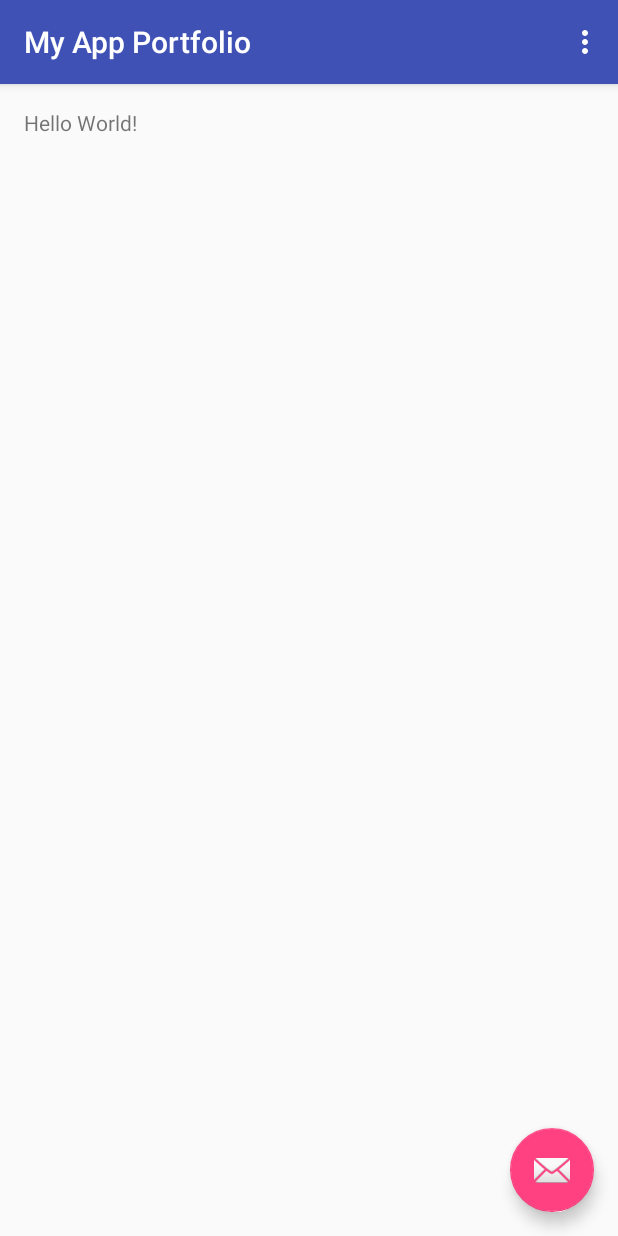
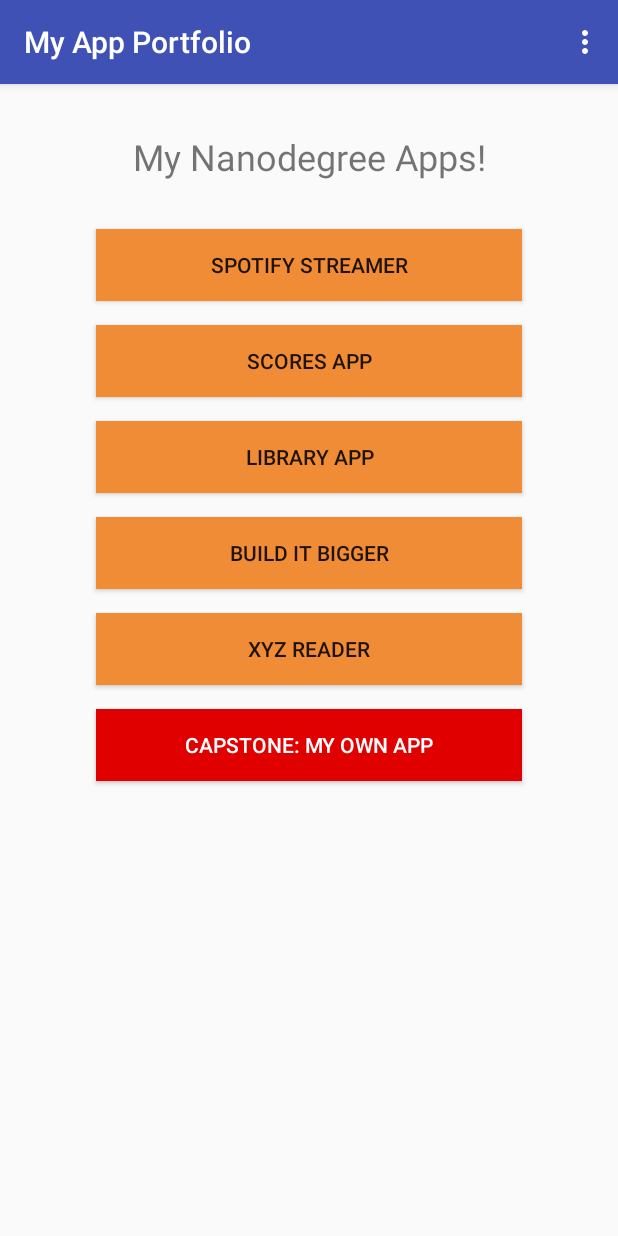
Before and after one commit to jbfoster/MyAppPortfolio, an Android app: the screen it shows after launch (MainActivity), on a phone screen of 412 x 824 dp. Run offline under Robolectric (Android 15) with nearby library versions, the phone set to English and light mode, and no system bars.

Commit message:
Project working with layout and toast messages for each button

```diff
--- a/app/src/main/java/com/example/android/myappportfolio/MainActivity.java
+++ b/app/src/main/java/com/example/android/myappportfolio/MainActivity.java
@@ -1,13 +1,12 @@
 package com.example.android.myappportfolio;
 
 import android.os.Bundle;
-import android.support.design.widget.FloatingActionButton;
-import android.support.design.widget.Snackbar;
 import android.support.v7.app.AppCompatActivity;
 import android.support.v7.widget.Toolbar;
-import android.view.View;
 import android.view.Menu;
 import android.view.MenuItem;
+import android.view.View;
+import android.widget.Toast;
 
 public class MainActivity extends AppCompatActivity {
 
@@ -18,14 +17,6 @@ public class MainActivity extends AppCompatActivity {
         Toolbar toolbar = (Toolbar) findViewById(R.id.toolbar);
         setSupportActionBar(toolbar);
 
-        FloatingActionButton fab = (FloatingActionButton) findViewById(R.id.fab);
-        fab.setOnClickListener(new View.OnClickListener() {
-            @Override
-            public void onClick(View view) {
-                Snackbar.make(view, "Replace with your own action", Snackbar.LENGTH_LONG)
-                        .setAction("Action", null).show();
-            }
-        });
     }
 
     @Override
@@ -49,4 +40,30 @@ public class MainActivity extends AppCompatActivity {
 
         return super.onOptionsItemSelected(item);
     }
+
+    public void spotifyToast (View view) {
+        Toast.makeText(this, getString(R.string.spotify_toast_text), Toast.LENGTH_SHORT).show();
+        }
+
+    public void scoresToast (View view) {
+        Toast.makeText(this, getString(R.string.scores_toast_text), Toast.LENGTH_SHORT).show();
+    }
+
+    public void libraryToast (View view) {
+        Toast.makeText(this, getString(R.string.library_toast_text), Toast.LENGTH_SHORT).show();
+    }
+
+    public void buildToast (View view) {
+        Toast.makeText(this, getString(R.string.build_toast_text), Toast.LENGTH_SHORT).show();
+    }
+
+    public void xyzToast (View view) {
+        Toast.makeText(this, getString(R.string.xyz_toast_text), Toast.LENGTH_SHORT).show();
+    }
+
+    public void capstoneToast (View view) {
+        Toast.makeText(this, getString(R.string.capstone_toast_text), Toast.LENGTH_SHORT).show();
+    }
+
+
 }
--- a/app/src/main/res/layout/activity_main.xml
+++ b/app/src/main/res/layout/activity_main.xml
@@ -23,12 +23,5 @@
 
     <include layout="@layout/content_main" />
 
-    <android.support.design.widget.FloatingActionButton
-        android:id="@+id/fab"
-        android:layout_width="wrap_content"
-        android:layout_height="wrap_content"
-        android:layout_gravity="bottom|end"
-        android:layout_margin="@dimen/fab_margin"
-        android:src="@android:drawable/ic_dialog_email" />
 
 </android.support.design.widget.CoordinatorLayout>
--- a/app/src/main/res/layout/content_main.xml
+++ b/app/src/main/res/layout/content_main.xml
@@ -1,19 +1,54 @@
 <?xml version="1.0" encoding="utf-8"?>
-<RelativeLayout xmlns:android="http://schemas.android.com/apk/res/android"
+<LinearLayout xmlns:android="http://schemas.android.com/apk/res/android"
     xmlns:app="http://schemas.android.com/apk/res-auto"
     xmlns:tools="http://schemas.android.com/tools"
     android:layout_width="match_parent"
     android:layout_height="match_parent"
-    android:paddingBottom="@dimen/activity_vertical_margin"
-    android:paddingLeft="@dimen/activity_horizontal_margin"
-    android:paddingRight="@dimen/activity_horizontal_margin"
-    android:paddingTop="@dimen/activity_vertical_margin"
+    android:orientation="vertical"
     app:layout_behavior="@string/appbar_scrolling_view_behavior"
     tools:context="com.example.android.myappportfolio.MainActivity"
     tools:showIn="@layout/activity_main">
 
     <TextView
-        android:layout_width="wrap_content"
+        android:layout_width="match_parent"
         android:layout_height="wrap_content"
-        android:text="Hello World!" />
-</RelativeLayout>
+        android:layout_margin="32dp"
+        android:gravity="center"
+        android:text="My Nanodegree Apps!"
+        android:textSize="24sp" />
+
+    <Button
+        android:id="@+id/spotify_button"
+        style="@style/ButtonStyle"
+        android:text="@string/spotify_button_text"
+        android:onClick="spotifyToast"/>
+
+    <Button
+        style="@style/ButtonStyle"
+        android:text="@string/scores_button_text"
+        android:onClick="scoresToast"/>
+
+    <Button
+        style="@style/ButtonStyle"
+        android:text="@string/library_button_text"
+        android:onClick="libraryToast"/>
+
+    <Button
+        style="@style/ButtonStyle"
+        android:text="@string/build_button_text"
+        android:onClick="buildToast"/>
+
+    <Button
+        style="@style/ButtonStyle"
+        android:text="@string/xyz_button_text"
+        android:onClick="xyzToast"/>
+
+    <Button
+        style="@style/ButtonStyle"
+        android:background="#E00000"
+        android:text="@string/capstone_button_text"
+        android:textColor="#FFFFFF"
+        android:onClick="capstoneToast"/>
+
+
+</LinearLayout>
--- a/app/src/main/res/values/strings.xml
+++ b/app/src/main/res/values/strings.xml
@@ -1,4 +1,18 @@
 <resources>
     <string name="app_name">My App Portfolio</string>
     <string name="action_settings">Settings</string>
+    <string name="spotify_button_text">Spotify Streamer</string>
+    <string name="scores_button_text">Scores App</string>
+    <string name="library_button_text">Library App</string>
+    <string name="build_button_text">Build It Bigger</string>
+    <string name="xyz_button_text">XYZ Reader"</string>
+    <string name="capstone_button_text">Capstone: My Own App</string>
+    <string name="spotify_toast_text">This button will launch my spotify streamer app!</string>
+    <string name="scores_toast_text">This button will launch my scores app!</string>
+    <string name="library_toast_text">This button will launch my library app!</string>
+    <string name="build_toast_text">This button will launch my build it bigger app!</string>
+    <string name="xyz_toast_text">This button will launch my xyz reader app!</string>
+    <string name="capstone_toast_text">This button will launch my capstone app!</string>
+
+
 </resources>
--- a/app/src/main/res/values/styles.xml
+++ b/app/src/main/res/values/styles.xml
@@ -17,4 +17,13 @@
 
     <style name="AppTheme.PopupOverlay" parent="ThemeOverlay.AppCompat.Light" />
 
+    <style name="ButtonStyle">
+        <item name="android:layout_width">match_parent</item>
+        <item name="android:layout_height">wrap_content</item>
+        <item name="android:layout_marginLeft">64dp</item>
+        <item name="android:layout_marginRight">64dp</item>
+        <item name="android:background">#F08C35</item>
+        <item name="android:layout_marginBottom">16dp</item>
+    </style>
+
 </resources>
```
